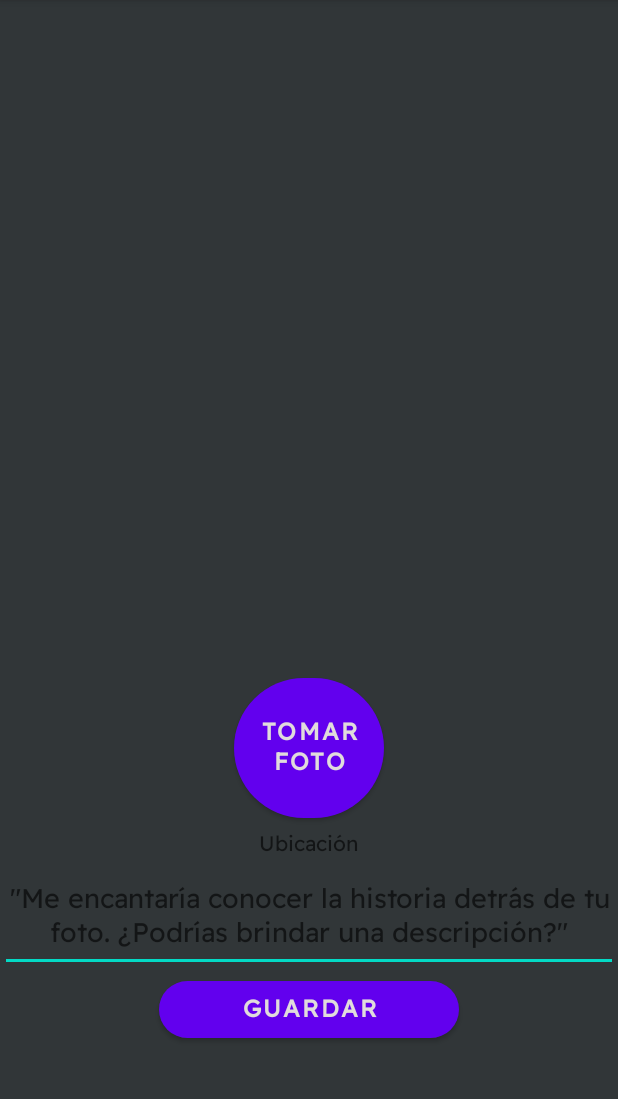
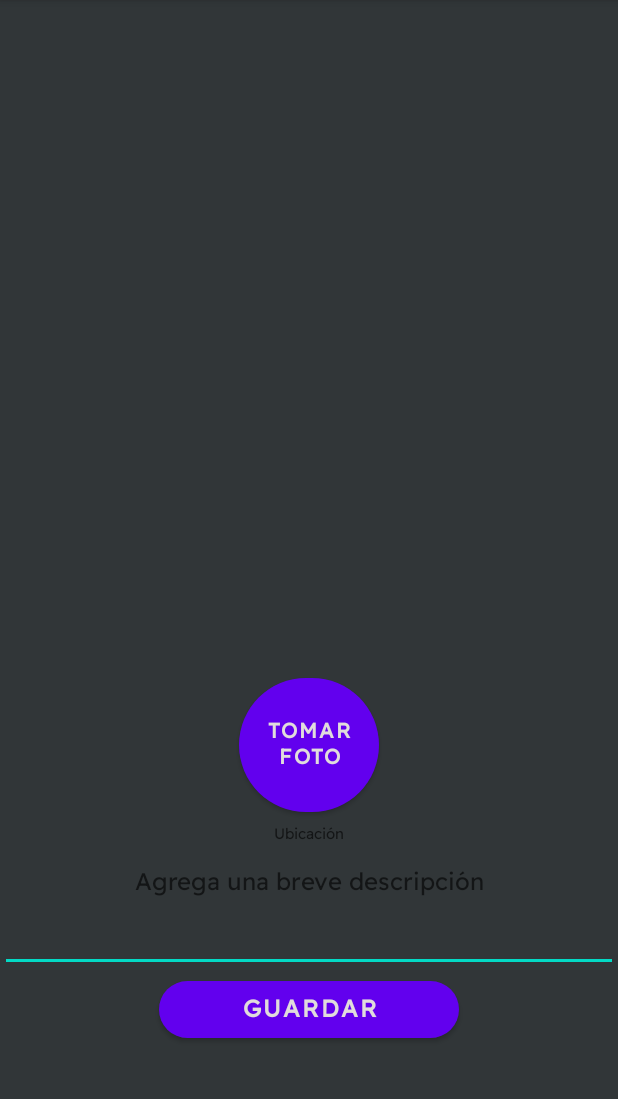
Before and after one commit to 101rockyprojects/Pic2Web, an Android app: the home screen opened directly, with no data from a screen before it, on a phone screen of 412 x 824 dp, the part 84-1183 px from its top. Run offline under Robolectric (Android 15) with nearby library versions, the phone set to English and light mode, and no system bars; our stand-ins replace Volley; network calls fail; 2 statements that could not run were skipped.

Commit message:
CRUD done. Already uploading img, location and description to database. Also, verifying if a photo is taken before upload.

```diff
--- a/app/src/main/AndroidManifest.xml
+++ b/app/src/main/AndroidManifest.xml
@@ -9,6 +9,8 @@
     <application
         android:allowBackup="true"
         android:dataExtractionRules="@xml/data_extraction_rules"
+        android:usesCleartextTraffic="true"
+        android:networkSecurityConfig="@xml/network_security_config"
         android:fullBackupContent="@xml/backup_rules"
         android:icon="@mipmap/ic_launcher"
         android:label="@string/app_name"
--- a/app/src/main/java/com/example/pic2web/MainActivity.java
+++ b/app/src/main/java/com/example/pic2web/MainActivity.java
@@ -29,7 +29,6 @@ public class MainActivity extends AppCompatActivity {
     // Creamos los objetos que vamos a utilizar
     EditText et_email, et_pass;
     Button btn_login;
-    CheckBox keep;
     @Override
     protected void onCreate(Bundle savedInstanceState) {
         super.onCreate(savedInstanceState);
@@ -82,7 +81,6 @@ public class MainActivity extends AppCompatActivity {
             @Override
             public void onErrorResponse(VolleyError error) {
                 Toast.makeText(MainActivity.this,"Hubo un problema al iniciar",Toast.LENGTH_SHORT).show();
-                Log.d("Login",error.getMessage());
             }
         }){
             // Enviar los datos solicitados a través de HashMap
--- /dev/null
+++ b/app/src/main/res/drawable/baseline_photo_camera_24.xml
@@ -0,0 +1,6 @@
+<vector android:height="24dp" android:tint="#000000"
+    android:viewportHeight="24" android:viewportWidth="24"
+    android:width="24dp" xmlns:android="http://schemas.android.com/apk/res/android">
+    <path android:fillColor="@android:color/white" android:pathData="M12,12m-3.2,0a3.2,3.2 0,1 1,6.4 0a3.2,3.2 0,1 1,-6.4 0"/>
+    <path android:fillColor="@android:color/white" android:pathData="M9,2L7.17,4L4,4c-1.1,0 -2,0.9 -2,2v12c0,1.1 0.9,2 2,2h16c1.1,0 2,-0.9 2,-2L22,6c0,-1.1 -0.9,-2 -2,-2h-3.17L15,2L9,2zM12,17c-2.76,0 -5,-2.24 -5,-5s2.24,-5 5,-5 5,2.24 5,5 -2.24,5 -5,5z"/>
+</vector>
--- a/app/src/main/res/layout/activity_home.xml
+++ b/app/src/main/res/layout/activity_home.xml
@@ -24,13 +24,13 @@
 
         <Button
             android:id="@+id/btnCamara"
-            android:layout_width="100dp"
-            android:layout_height="105dp"
+            android:layout_width="93dp"
+            android:layout_height="101dp"
             android:layout_gravity="center_horizontal"
             android:fontFamily="@font/readexpro"
             android:text="Tomar foto"
             android:textColor="#E1DCDC"
-            android:textSize="16sp"
+            android:textSize="14sp"
             android:textStyle="bold"
             app:cornerRadius="300dp" />
 
@@ -50,19 +50,20 @@
                 android:hint="Ubicación"
                 android:textAlignment="center"
                 android:textColor="#E1DCDC"
-                android:textSize="14sp" />
+                android:textSize="10sp" />
 
             <EditText
-                android:id="@+id/editTextTextMultiLine"
+                android:id="@+id/desc"
                 android:layout_width="match_parent"
-                android:layout_height="wrap_content"
+                android:layout_height="83dp"
                 android:ems="10"
                 android:fontFamily="@font/readexpro"
                 android:gravity="start|top"
-                android:hint='"Me encantaría conocer la historia detrás de tu foto. ¿Podrías brindar una descripción?"'
+                android:hint='Agrega una breve descripción'
                 android:inputType="textMultiLine"
                 android:textAlignment="center"
-                android:textColor="#E1DCDC" />
+                android:textColor="#E1DCDC"
+                android:textSize="16sp" />
 
             <Button
                 android:id="@+id/button"
--- a/app/src/main/res/layout/activity_main.xml
+++ b/app/src/main/res/layout/activity_main.xml
@@ -16,7 +16,7 @@
         android:layout_marginBottom="280dp"
         android:fontFamily="@font/readexpro"
         android:text="Ingresa un correo"
-        android:textColor="#673AB7"
+        android:textColor="#6F75FE"
         android:textSize="20sp"
         android:textStyle="bold"
         app:layout_constraintBottom_toBottomOf="parent"
--- /dev/null
+++ b/app/src/main/res/xml/network_security_config.xml
@@ -0,0 +1,4 @@
+<?xml version="1.0" encoding="utf-8"?>
+<network-security-config>
+    <base-config cleartextTrafficPermitted="true" />
+</network-security-config>
```
Also changed, not shown: app/src/main/java/com/example/pic2web/home.java (+147 -7 lines).
